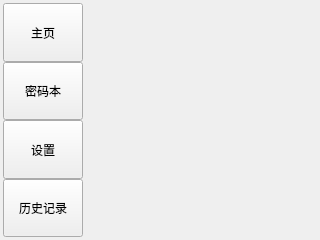
Before: the Qt Designer form components/window/res/mainWindow.ui in PPJUST/OnlyUnzip, drawn with Qt 5.
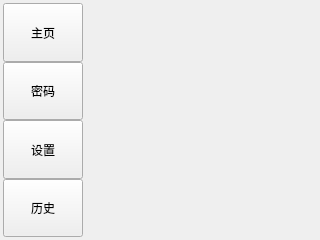
After: the same form once the commit is applied.

```diff
--- a/components/window/res/mainWindow.ui
+++ b/components/window/res/mainWindow.ui
@@ -60,7 +60,7 @@
          </sizepolicy>
         </property>
         <property name="text">
-         <string>密码本</string>
+         <string>密码</string>
         </property>
         <attribute name="buttonGroup">
          <string notr="true">buttonGroup</string>
@@ -92,7 +92,7 @@
          </sizepolicy>
         </property>
         <property name="text">
-         <string>历史记录</string>
+         <string>历史</string>
         </property>
         <attribute name="buttonGroup">
          <string notr="true">buttonGroup</string>
```
